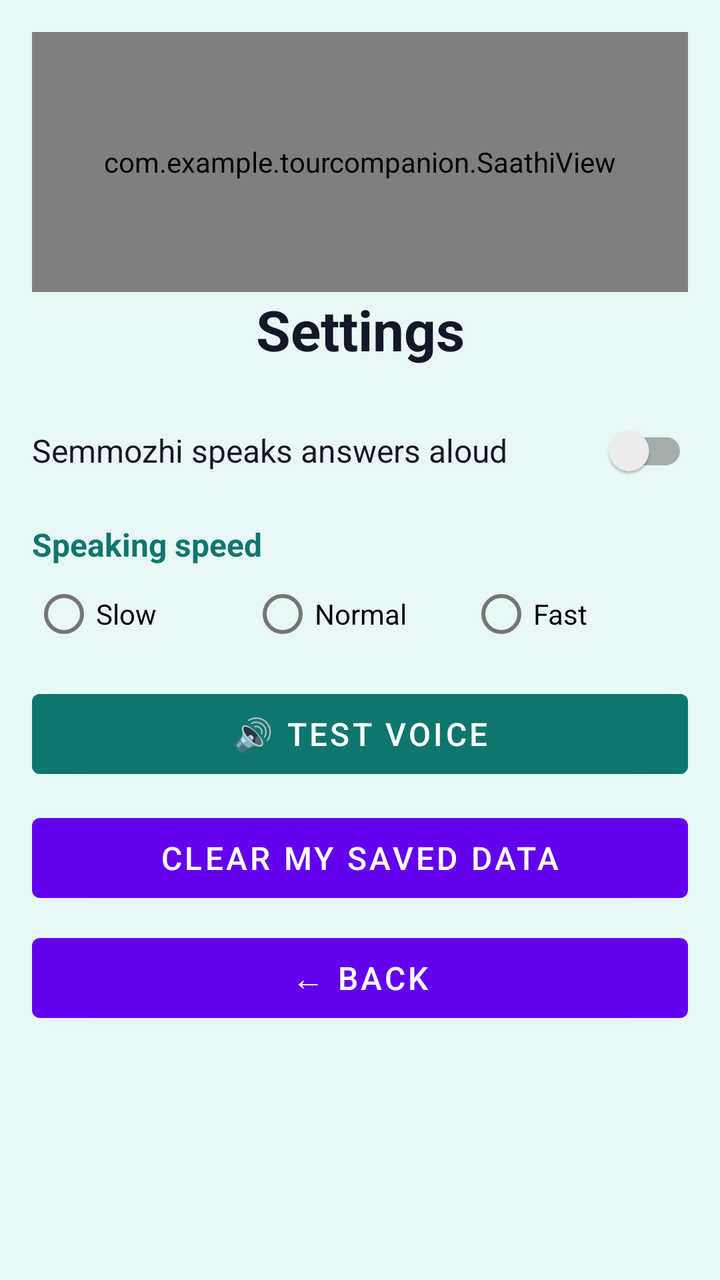
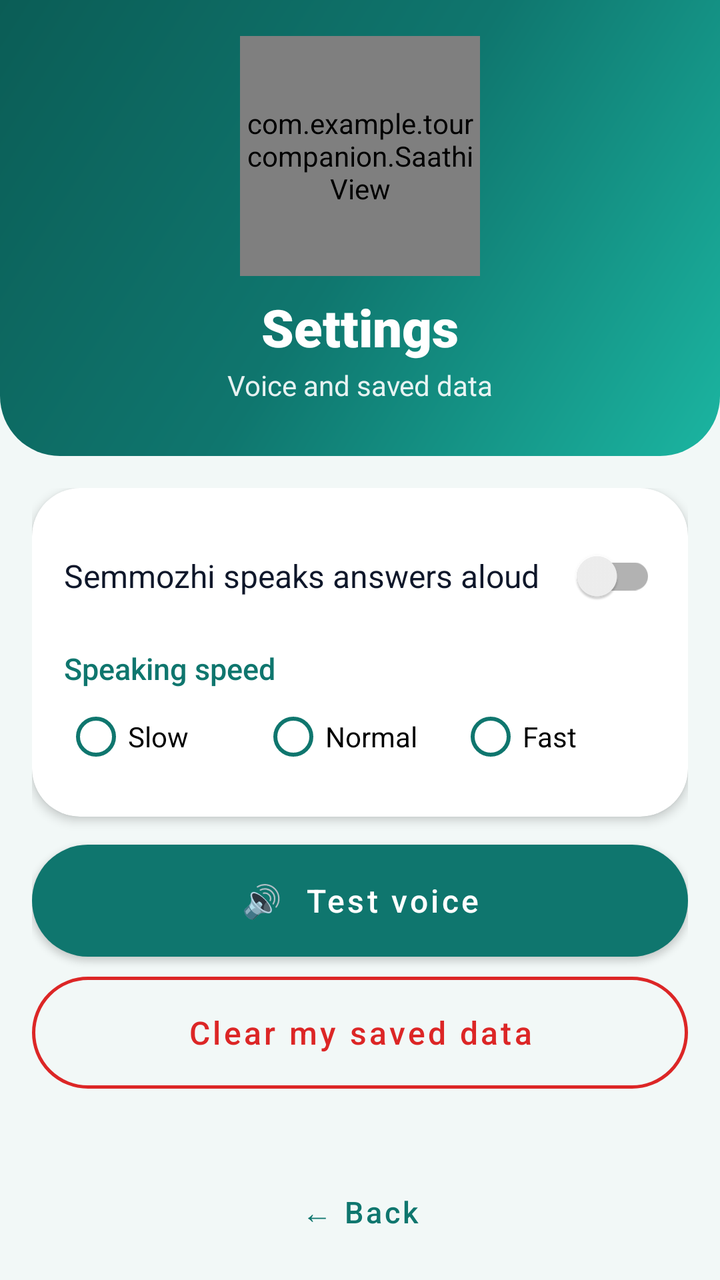

An Android layout rendered at two revisions. The XML below is the earlier revision; the diff shows what the commit changed to produce the second picture.
<!-- AndroidManifest.xml: application theme Theme.TourCompanion -->
<!-- res/layout/activity_settings.xml -->
<?xml version="1.0" encoding="utf-8"?>
<ScrollView
    xmlns:android="http://schemas.android.com/apk/res/android"
    xmlns:app="http://schemas.android.com/apk/res-auto"
    android:layout_width="match_parent"
    android:layout_height="match_parent"
    android:background="#E8F8F6"
    android:fillViewport="true">

    <LinearLayout
        android:layout_width="match_parent"
        android:layout_height="wrap_content"
        android:orientation="vertical"
        android:padding="16dp">

    <com.example.tourcompanion.SaathiView
        android:id="@+id/settingsAvatar"
        android:layout_width="match_parent"
        android:layout_height="130dp" />
    <TextView
        android:layout_width="match_parent"
        android:layout_height="wrap_content"
        android:gravity="center"
        android:text="Settings"
        android:textColor="#111827"
        android:textSize="28sp"
        android:textStyle="bold" />

    <androidx.appcompat.widget.SwitchCompat
        android:id="@+id/voiceSwitch"
        android:layout_width="match_parent"
        android:layout_height="56dp"
        android:layout_marginTop="14dp"
        android:text="Semmozhi speaks answers aloud"
        android:textColor="#111827"
        android:textSize="16sp" />

    <TextView
        android:layout_width="match_parent"
        android:layout_height="wrap_content"
        android:layout_marginTop="8dp"
        android:text="Speaking speed"
        android:textColor="#0F766E"
        android:textSize="16sp"
        android:textStyle="bold" />

    <RadioGroup
        android:id="@+id/rateGroup"
        android:layout_width="match_parent"
        android:layout_height="wrap_content"
        android:orientation="horizontal">

        <RadioButton
            android:id="@+id/rateSlow"
            android:layout_width="0dp"
            android:layout_height="wrap_content"
            android:layout_weight="1"
            android:text="Slow" />

        <RadioButton
            android:id="@+id/rateNormal"
            android:layout_width="0dp"
            android:layout_height="wrap_content"
            android:layout_weight="1"
            android:text="Normal" />

        <RadioButton
            android:id="@+id/rateFast"
            android:layout_width="0dp"
            android:layout_height="wrap_content"
            android:layout_weight="1"
            android:text="Fast" />
    </RadioGroup>
    <Button
        android:id="@+id/testVoiceButton"
        android:layout_width="match_parent"
        android:layout_height="52dp"
        android:layout_marginTop="10dp"
        android:text="🔊 Test voice"
        android:textSize="16sp"
        android:backgroundTint="#0F766E"
        android:textColor="#FFFFFF" />
    <Button
        android:id="@+id/clearDataButton"
        android:layout_width="match_parent"
        android:layout_height="52dp"
        android:layout_marginTop="10dp"
        android:text="Clear my saved data"
        android:textSize="16sp" />
    <Button
        android:id="@+id/backSettingsButton"
        android:layout_width="match_parent"
        android:layout_height="52dp"
        android:layout_marginTop="8dp"
        android:text="← Back"
        android:textSize="16sp" />

    </LinearLayout>

</ScrollView>
<!-- resources referenced by this layout -->
<resources>
  <style name="Theme.TourCompanion" parent="Theme.MaterialComponents.DayNight.DarkActionBar">
          
          <item name="colorPrimary">@color/purple_500</item>
          <item name="colorPrimaryVariant">@color/purple_700</item>
          <item name="colorOnPrimary">@color/white</item>
          
          <item name="colorSecondary">@color/teal_200</item>
          <item name="colorSecondaryVariant">@color/teal_700</item>
          <item name="colorOnSecondary">@color/black</item>
          
          <item name="android:statusBarColor">?attr/colorPrimaryVariant</item>
          
      </style>
  <color name="purple_500">#FF6200EE</color>
  <color name="purple_700">#FF3700B3</color>
  <color name="teal_200">#FF03DAC5</color>
  <color name="teal_700">#FF018786</color>
  <color name="black">#FF000000</color>
  <!-- unchanged entries left out for length: 1 -->
</resources>

<!-- the commit's change to res/layout/activity_settings.xml (unified diff, before → after) -->
@@ -1,100 +1,161 @@
 <?xml version="1.0" encoding="utf-8"?>
-<ScrollView
+<LinearLayout
     xmlns:android="http://schemas.android.com/apk/res/android"
     xmlns:app="http://schemas.android.com/apk/res-auto"
     android:layout_width="match_parent"
     android:layout_height="match_parent"
-    android:background="#E8F8F6"
-    android:fillViewport="true">
+    android:background="@color/bg"
+    android:orientation="vertical">
 
     <LinearLayout
         android:layout_width="match_parent"
         android:layout_height="wrap_content"
+        android:tag="header"
+        android:background="@drawable/bg_header"
+        android:gravity="center_horizontal"
         android:orientation="vertical"
-        android:padding="16dp">
+        android:paddingStart="20dp"
+        android:paddingTop="18dp"
+        android:paddingEnd="20dp"
+        android:paddingBottom="26dp">
 
-    <com.example.tourcompanion.SaathiView
-        android:id="@+id/settingsAvatar"
+        <FrameLayout
+            android:layout_width="120dp"
+            android:layout_height="120dp">
+
+            <View
+                android:layout_width="112dp"
+                android:layout_height="112dp"
+                android:layout_gravity="center"
+                android:background="@drawable/bg_circle_soft" />
+
+            <com.example.tourcompanion.SaathiView
+                android:id="@+id/settingsAvatar"
+                android:layout_width="match_parent"
+                android:layout_height="match_parent" />
+        </FrameLayout>
+
+        <TextView
+            
+            style="@style/Text.Tour.Title"
+            android:layout_width="match_parent"
+            android:layout_height="wrap_content"
+            android:layout_marginTop="8dp"
+            android:text="Settings" />
+
+        <TextView
+            
+            style="@style/Text.Tour.Subtitle"
+            android:layout_width="match_parent"
+            android:layout_height="wrap_content"
+            android:layout_marginTop="2dp"
+            android:text="Voice and saved data" />
+    </LinearLayout>
+
+    <ScrollView
         android:layout_width="match_parent"
-        android:layout_height="130dp" />
-    <TextView
-        android:layout_width="match_parent"
-        android:layout_height="wrap_content"
-        android:gravity="center"
-        android:text="Settings"
-        android:textColor="#111827"
-        android:textSize="28sp"
-        android:textStyle="bold" />
+        android:layout_height="0dp"
+        android:layout_weight="1"
+        android:clipToPadding="false"
+        android:fillViewport="true"
+        android:scrollbars="none">
 
-    <androidx.appcompat.widget.SwitchCompat
-        android:id="@+id/voiceSwitch"
-        android:layout_width="match_parent"
-        android:layout_height="56dp"
-        android:layout_marginTop="14dp"
-        android:text="Semmozhi speaks answers aloud"
-        android:textColor="#111827"
-        android:textSize="16sp" />
+        <LinearLayout
+            android:layout_width="match_parent"
+            android:layout_height="wrap_content"
+            android:orientation="vertical"
+            android:padding="16dp">
 
-    <TextView
-        android:layout_width="match_parent"
-        android:layout_height="wrap_content"
-        android:layout_marginTop="8dp"
-        android:text="Speaking speed"
-        android:textColor="#0F766E"
-        android:textSize="16sp"
-        android:textStyle="bold" />
+        <com.google.android.material.card.MaterialCardView
+            android:layout_width="match_parent"
+            android:layout_height="wrap_content"
+            android:layout_marginTop="0dp"
+            app:cardBackgroundColor="@color/surface"
+            app:cardCornerRadius="24dp"
+            app:cardElevation="3dp"
+            app:strokeWidth="0dp">
 
-    <RadioGroup
-        android:id="@+id/rateGroup"
-        android:layout_width="match_parent"
-        android:layout_height="wrap_content"
-        android:orientation="horizontal">
+            <LinearLayout
+                android:layout_width="match_parent"
+                android:layout_height="wrap_content"
+                android:orientation="vertical"
+                android:padding="16dp">
 
-        <RadioButton
-            android:id="@+id/rateSlow"
-            android:layout_width="0dp"
-            android:layout_height="wrap_content"
-            android:layout_weight="1"
-            android:text="Slow" />
+                <androidx.appcompat.widget.SwitchCompat
+                    android:id="@+id/voiceSwitch"
+                    android:layout_width="match_parent"
+                    android:layout_height="56dp"
+                    android:text="Semmozhi speaks answers aloud"
+                    android:textColor="@color/text_primary"
+                    android:textSize="16sp" />
 
-        <RadioButton
-            android:id="@+id/rateNormal"
-            android:layout_width="0dp"
-            android:layout_height="wrap_content"
-            android:layout_weight="1"
-            android:text="Normal" />
+                <TextView
+                    android:layout_width="match_parent"
+                    android:layout_height="wrap_content"
+                    android:layout_marginTop="8dp"
+                    android:fontFamily="sans-serif-medium"
+                    android:text="Speaking speed"
+                    android:textColor="@color/primary"
+                    android:textSize="15sp" />
 
-        <RadioButton
-            android:id="@+id/rateFast"
-            android:layout_width="0dp"
-            android:layout_height="wrap_content"
-            android:layout_weight="1"
-            android:text="Fast" />
-    </RadioGroup>
-    <Button
-        android:id="@+id/testVoiceButton"
+                <RadioGroup
+                    android:id="@+id/rateGroup"
+                    android:layout_width="match_parent"
+                    android:layout_height="wrap_content"
+                    android:orientation="horizontal">
+
+                    <RadioButton
+                        android:id="@+id/rateSlow"
+                        android:layout_width="0dp"
+                        android:layout_height="wrap_content"
+                        android:layout_weight="1"
+                        android:buttonTint="@color/primary"
+                        android:text="Slow" />
+
+                    <RadioButton
+                        android:id="@+id/rateNormal"
+                        android:layout_width="0dp"
+                        android:layout_height="wrap_content"
+                        android:layout_weight="1"
+                        android:buttonTint="@color/primary"
+                        android:text="Normal" />
+
+                    <RadioButton
+                        android:id="@+id/rateFast"
+                        android:layout_width="0dp"
+                        android:layout_height="wrap_content"
+                        android:layout_weight="1"
+                        android:buttonTint="@color/primary"
+                        android:text="Fast" />
+                </RadioGroup>
+            </LinearLayout>
+        </com.google.android.material.card.MaterialCardView>
+        <com.google.android.material.button.MaterialButton
+            android:id="@+id/testVoiceButton"
+            style="@style/Widget.Tour.Button.Primary"
+            android:layout_width="match_parent"
+            android:layout_height="56dp"
+            android:layout_marginTop="14dp"
+            android:text="🔊  Test voice" />
+        <com.google.android.material.button.MaterialButton
+            android:id="@+id/clearDataButton"
+            style="@style/Widget.Tour.Button.DangerOutline"
+            android:layout_width="match_parent"
+            android:layout_height="56dp"
+            android:layout_marginTop="10dp"
+            android:text="Clear my saved data" />
+
+        </LinearLayout>
+    </ScrollView>
+
+    <com.google.android.material.button.MaterialButton
+        android:id="@+id/backSettingsButton"
+        style="@style/Widget.Tour.Button.Text"
         android:layout_width="match_parent"
         android:layout_height="52dp"
-        android:layout_marginTop="10dp"
-        android:text="🔊 Test voice"
-        android:textSize="16sp"
-        android:backgroundTint="#0F766E"
-        android:textColor="#FFFFFF" />
-    <Button
-        android:id="@+id/clearDataButton"
-        android:layout_width="match_parent"
-        android:layout_height="52dp"
-        android:layout_marginTop="10dp"
-        android:text="Clear my saved data"
-        android:textSize="16sp" />
-    <Button
-        android:id="@+id/backSettingsButton"
-        android:layout_width="match_parent"
-        android:layout_height="52dp"
-        android:layout_marginTop="8dp"
-        android:text="← Back"
-        android:textSize="16sp" />
+        android:layout_marginStart="16dp"
+        android:layout_marginEnd="16dp"
+        android:layout_marginBottom="8dp"
+        android:text="← Back" />
 
-    </LinearLayout>
-
-</ScrollView>
+</LinearLayout>
<!-- resource entries referenced after the edit -->
@@ -1,23 +1,84 @@
 <!-- resources referenced by this layout -->
 <resources>
-  <style name="Theme.TourCompanion" parent="Theme.MaterialComponents.DayNight.DarkActionBar">
-          
-          <item name="colorPrimary">@color/purple_500</item>
-          <item name="colorPrimaryVariant">@color/purple_700</item>
+  <color name="bg">#F2F8F7</color>
+  <color name="primary">#0F766E</color>
+  <color name="surface">#FFFFFF</color>
+  <color name="text_primary">#0F172A</color>
+  <!-- drawable bg_circle_soft (drawable) -->
+  <?xml version="1.0" encoding="utf-8"?>
+  <shape xmlns:android="http://schemas.android.com/apk/res/android" android:shape="oval">
+      <solid android:color="#26FFFFFF" />
+      <stroke android:width="2dp" android:color="#40FFFFFF" />
+  </shape>
+  <!-- drawable bg_header (drawable) -->
+  <?xml version="1.0" encoding="utf-8"?>
+  <shape xmlns:android="http://schemas.android.com/apk/res/android" android:shape="rectangle">
+      <gradient android:type="linear" android:angle="315" android:startColor="#0B5D56" android:centerColor="#0F766E" android:endColor="#1BB5A1" />
+      <corners android:bottomLeftRadius="30dp" android:bottomRightRadius="30dp" />
+  </shape>
+  <style name="Text.Tour.Subtitle" parent="">
+          <item name="android:textColor">#E6FFFFFF</item>
+          <item name="android:textSize">14sp</item>
+          <item name="android:gravity">center</item>
+      </style>
+  <style name="Text.Tour.Title" parent="">
+          <item name="android:textColor">@color/white</item>
+          <item name="android:textSize">26sp</item>
+          <item name="android:fontFamily">sans-serif-black</item>
+          <item name="android:gravity">center</item>
+      </style>
+  <style name="Widget.Tour.Button.DangerOutline" parent="Widget.Tour.Button.Secondary">
+          <item name="strokeColor">@color/danger</item>
+          <item name="android:textColor">@color/danger</item>
+      </style>
+  <style name="Widget.Tour.Button.Primary" parent="Widget.MaterialComponents.Button">
+          <item name="backgroundTint">@color/primary</item>
+          <item name="android:textColor">@color/white</item>
+          <item name="cornerRadius">28dp</item>
+          <item name="android:textAllCaps">false</item>
+          <item name="android:textSize">16sp</item>
+          <item name="android:fontFamily">sans-serif-medium</item>
+          <item name="android:minHeight">54dp</item>
+          <item name="android:insetTop">0dp</item>
+          <item name="android:insetBottom">0dp</item>
+          <item name="rippleColor">#33FFFFFF</item>
+      </style>
+  <style name="Widget.Tour.Button.Text" parent="Widget.MaterialComponents.Button.TextButton">
+          <item name="android:textColor">@color/primary</item>
+          <item name="android:textAllCaps">false</item>
+          <item name="android:textSize">15sp</item>
+          <item name="android:fontFamily">sans-serif-medium</item>
+      </style>
+  <style name="Theme.TourCompanion" parent="Theme.MaterialComponents.Light.NoActionBar">
+          <item name="colorPrimary">@color/primary</item>
+          <item name="colorPrimaryVariant">@color/primary_dark</item>
           <item name="colorOnPrimary">@color/white</item>
-          
-          <item name="colorSecondary">@color/teal_200</item>
-          <item name="colorSecondaryVariant">@color/teal_700</item>
-          <item name="colorOnSecondary">@color/black</item>
-          
-          <item name="android:statusBarColor">?attr/colorPrimaryVariant</item>
-          
+          <item name="colorSecondary">@color/accent</item>
+          <item name="colorSecondaryVariant">@color/accent</item>
+          <item name="colorOnSecondary">@color/text_primary</item>
+          <item name="android:colorBackground">@color/bg</item>
+          <item name="android:windowBackground">@color/bg</item>
+          <item name="android:statusBarColor">@color/primary_dark</item>
+          <item name="android:textColorPrimary">@color/text_primary</item>
+          <item name="android:textColorSecondary">@color/text_secondary</item>
+          <item name="materialButtonStyle">@style/Widget.Tour.Button.Primary</item>
       </style>
-  <color name="purple_500">#FF6200EE</color>
-  <color name="purple_700">#FF3700B3</color>
-  <color name="teal_200">#FF03DAC5</color>
-  <color name="teal_700">#FF018786</color>
-  <color name="black">#FF000000</color>
+  <style name="Widget.Tour.Button.Secondary" parent="Widget.MaterialComponents.Button.OutlinedButton">
+          <item name="strokeColor">@color/primary</item>
+          <item name="strokeWidth">1.5dp</item>
+          <item name="android:textColor">@color/primary</item>
+          <item name="cornerRadius">28dp</item>
+          <item name="android:textAllCaps">false</item>
+          <item name="android:textSize">16sp</item>
+          <item name="android:fontFamily">sans-serif-medium</item>
+          <item name="android:minHeight">52dp</item>
+          <item name="android:insetTop">0dp</item>
+          <item name="android:insetBottom">0dp</item>
+      </style>
+  <color name="danger">#DC2626</color>
+  <color name="primary_dark">#0B5D56</color>
+  <color name="accent">#F59E0B</color>
+  <color name="text_secondary">#64748B</color>
   <!-- unchanged entries left out for length: 1 -->
 </resources>
 
